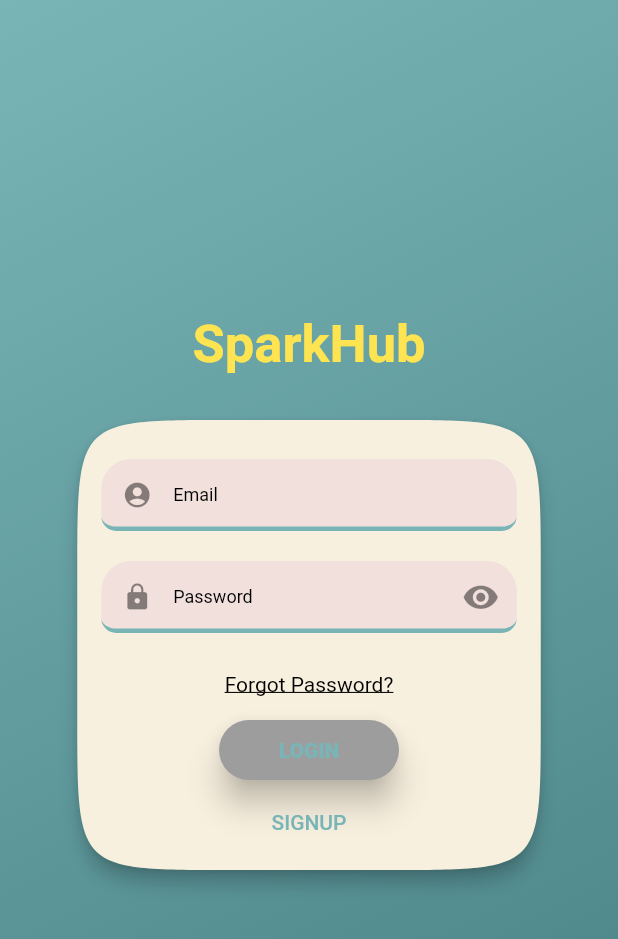
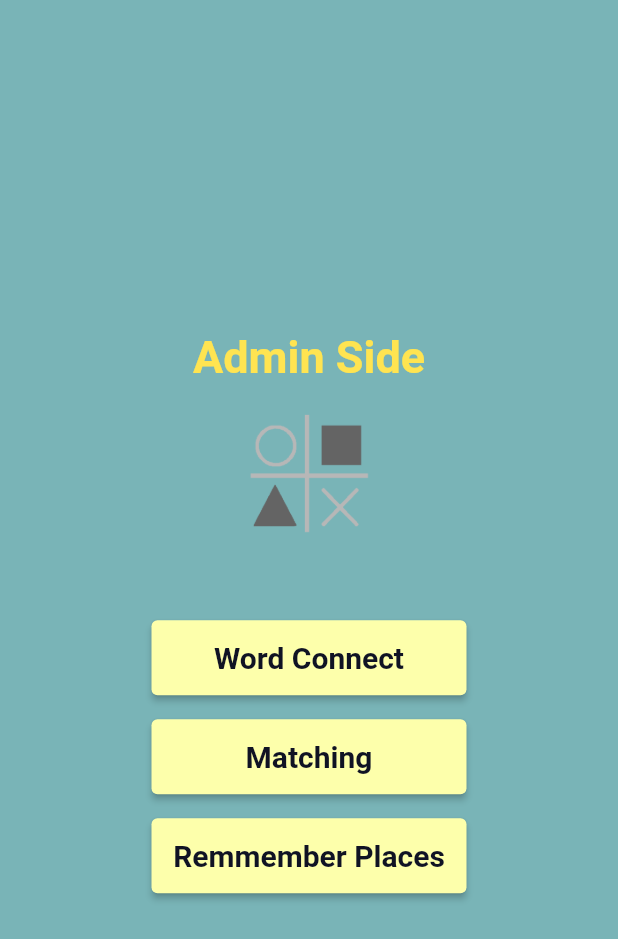
Before and after one commit to Abduallah-ELmaraghy/sparkhub_game, a Flutter app: the screen it shows after launch, on a phone screen of 412 x 824 dp. Shown: the top 939 px of the screen. Run offline on Flutter 3.47's test engine with Material 2 defaults, Android fonts, the light colour scheme and no system bars; drawn by our look-alikes of flutter_login; our stand-ins replace animated_splash_screen, assets_audio_player, cloud_firestore, firebase_core, flutter_tts, font_awesome_flutter and 5 more; missing offline and left inert: assets_audio_player_web, cloud_firestore_web, firebase_auth_web, firebase_core_web, shared_preferences_web; accounts and stored records are empty; Roboto replaces fonts that are missing (Gugi).

Commit message:
admin home page

```diff
--- /dev/null
+++ b/lib/Admins/admin_home.dart
@@ -0,0 +1,100 @@
+import 'package:flutter/material.dart';
+import 'package:sparkhub_game/constants/style.dart';
+
+import '../providers/memory_game_provider.dart';
+
+class MyAdminHomePage extends StatefulWidget {
+  const MyAdminHomePage({Key? key, required this.title}) : super(key: key);
+
+  final String title;
+
+  @override
+  State<MyAdminHomePage> createState() => _MyAdminHomePageState();
+}
+
+class _MyAdminHomePageState extends State<MyAdminHomePage> {
+  @override
+  Widget build(BuildContext context) {
+    return Scaffold(
+      backgroundColor: kBackground,
+      body: SafeArea(
+        child: Center(
+          child: Column(
+            children: [
+              const Expanded(child: SizedBox()),
+              AdminName,
+              Padding(
+                padding: const EdgeInsets.fromLTRB(0.0, 20.0, 0.0, 50.0),
+                child: Image.asset(
+                  "assets/logo.png",
+                  width: 80,
+                  height: 80,
+                ),
+              ),
+              Padding(
+                padding: const EdgeInsets.all(8.0),
+                child: ElevatedButton(
+                    onPressed: () {
+                      Navigator.pushNamed(context, '/admin_wordconnect');
+                    },
+                    child: const Text("Word Connect",
+                        style: TextStyle(
+                            fontSize: 20,
+                            fontWeight: FontWeight.bold,
+                            color: Color(0xFF101324))),
+                    style: ElevatedButton.styleFrom(
+                      padding: const EdgeInsets.all(10.0),
+                      primary: kButtonColor,
+                      textStyle: const TextStyle(
+                          fontSize: 20, fontWeight: FontWeight.bold),
+                      minimumSize: const Size(210, 50),
+                      maximumSize: const Size(210, 50),
+                    )),
+              ),
+              Padding(
+                padding: const EdgeInsets.all(8.0),
+                child: ElevatedButton(
+                    onPressed: () {
+                      Navigator.pushNamed(context, '/match');
+                    },
+                    child: const Text("Matching",
+                        style: TextStyle(
+                            fontSize: 20,
+                            fontWeight: FontWeight.bold,
+                            color: Color(0xFF101324))),
+                    style: ElevatedButton.styleFrom(
+                      padding: const EdgeInsets.all(10.0),
+                      primary: kButtonColor,
+                      minimumSize: const Size(210, 50),
+                      maximumSize: const Size(210, 50),
+                    )),
+              ),
+              Padding(
+                padding: const EdgeInsets.all(8.0),
+                child: ElevatedButton(
+                    onPressed: () {
+                      Navigator.pushNamed(context, '/admin_memoryGame');
+                    },
+                    child: const Text("Remmember Places",
+                        style: TextStyle(
+                            fontSize: 20,
+                            fontWeight: FontWeight.bold,
+                            color: Color(0xFF101324))),
+                    style: ElevatedButton.styleFrom(
+                      padding: const EdgeInsets.all(10.0),
+                      primary: kButtonColor,
+                      textStyle: const TextStyle(
+                          fontSize: 20, fontWeight: FontWeight.bold),
+                      minimumSize: const Size(210, 50),
+                      maximumSize: const Size(210, 50),
+                    )),
+              ),
+
+              const Expanded(child: SizedBox()),
+            ],
+          ),
+        ),
+      ),
+    );
+  }
+}
--- a/lib/constants/style.dart
+++ b/lib/constants/style.dart
@@ -24,6 +24,15 @@ var gameName = Text(
       fontWeight: FontWeight.bold,
       color: Color.fromRGBO(255, 228, 81, 1),
     ),
+  ),);
+  var AdminName = Text(
+  'Admin Side',
+  style: GoogleFonts.gugi(
+    textStyle: const TextStyle(
+      fontSize: 30,
+      fontWeight: FontWeight.bold,
+      color: Color.fromRGBO(255, 228, 81, 1),
+    ),
   ),
 );
 
--- a/lib/main.dart
+++ b/lib/main.dart
@@ -11,6 +11,7 @@ import 'package:sparkhub_game/screens/memory_game_levels_screen.dart';
 import 'package:sparkhub_game/screens/wcscreens/home_page.dart';
 import 'package:sparkhub_game/providers/wordconnect_provider.dart';
 import 'package:sparkhub_game/Admins/admin_wc.dart';
+import 'package:sparkhub_game/Admins/admin_home.dart';
 //import 'package:sparkhub_game/Admins/test.dart';
 import 'package:firebase_core/firebase_core.dart';
 import 'package:provider/provider.dart';
@@ -56,13 +57,16 @@ class MyApp extends StatelessWidget {
         '/memoeryGameHomeScreen': (context) => const MemoryGameHomeScreen(),
         '/wchome': (context) => HomePage(),
         '/admin_memoryGame': (context) => const MemoryGameAdminScreen(),
+        '/admin_wordconnect': (context) => const AdminWc(),
+
       },
       home: AnimatedSplashScreen(
         duration: 1500,
         splash: Image.asset(
           "assets/logo.png",
         ),
-        nextScreen: LoginScreen(),
+       nextScreen: MyAdminHomePage(title: "",),
+       // nextScreen: LoginScreen(),
         // nextScreen:  HomePage(),
         //nextScreen: AdminWc(),
         splashTransition: SplashTransition.fadeTransition,
```
Also changed, not shown: 1 other file.
